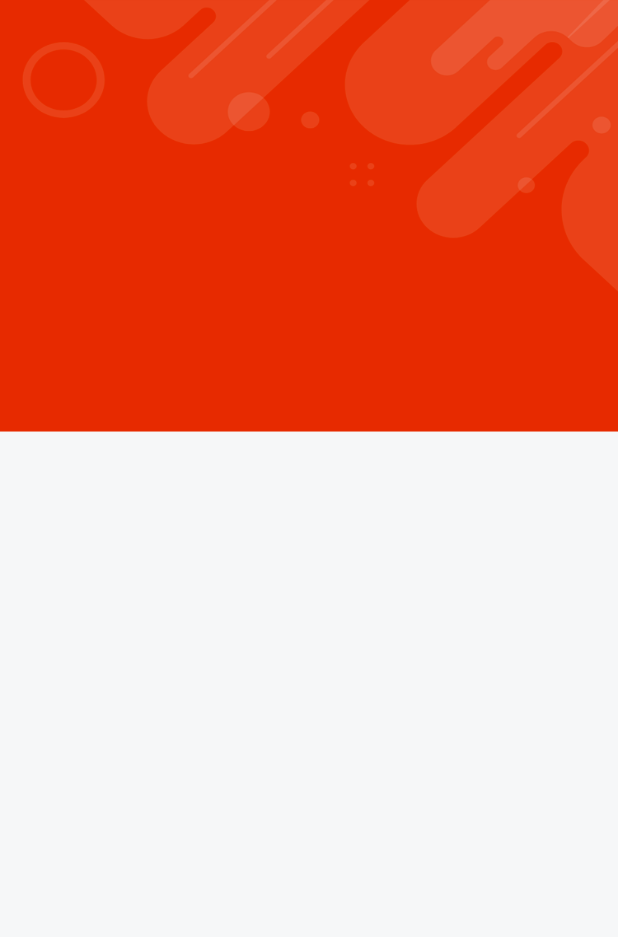
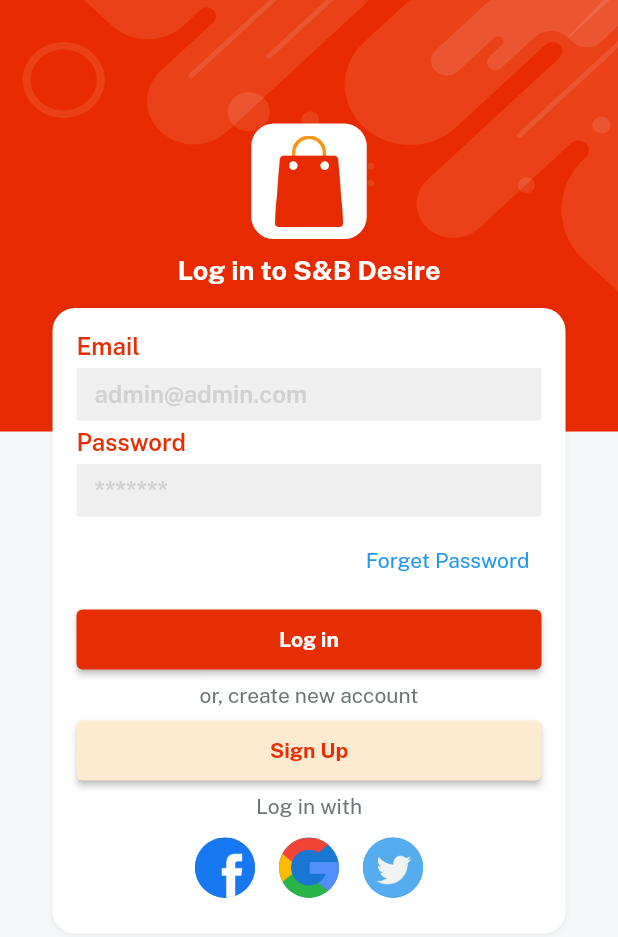
Before and after one commit to avinashbeaz/ecommerce-app, a Flutter app: the screen it shows after launch, on a phone screen of 412 x 824 dp. Shown: the top 937 px of the screen. Run offline on Flutter 3.47's test engine with Material 2 defaults, Android fonts, the phone set to English and light mode, and no system bars; our stand-ins replace get, velocity_x.

Commit message:
done with login and signup ui

```diff
--- a/lib/consts/colors.dart
+++ b/lib/consts/colors.dart
@@ -7,3 +7,4 @@ const Color whiteColor = Color.fromRGBO(255, 255, 255, 1);
 const Color lightGrey = Color.fromRGBO(239, 239, 239, 1);
 const Color redColor = Color.fromRGBO(230, 46, 4, 1);
 const Color golden = Color.fromRGBO(255, 168, 0, 1);
+const Color lightGolden = Color(0xfffEEAD1);
--- /dev/null
+++ b/lib/consts/lists.dart
@@ -0,0 +1,7 @@
+import 'images.dart';
+
+const socialIconList = [
+  icFacebookLogo,
+  icGoogleLogo,
+  icTwitterLogo,
+];
--- a/lib/consts/strings.dart
+++ b/lib/consts/strings.dart
@@ -1,3 +1,18 @@
 const appname = "S&B Desire";
 const appversion = "Version 1.0.0";
 const credits = "Avinash";
+const email = "Email";
+const emailHint = "admin@admin.com";
+const password = "Password";
+const passwordHint = "*******";
+const retypePassword = "Retype Password";
+const name = "Name";
+const nameHint = "bea";
+const forgetPass = "Forget Password";
+const login = "Log in";
+const signup = "Sign Up";
+const createNewAccount = "or, create new account";
+const loginWith = "Log in with";
+const privacyPolicy = "Privacy Policy";
+const termAndCond = "Terms and Conditions";
+const alreadyHaveAccount = "Already have and account? ";
--- a/lib/views/auth_screen/login_screen.dart
+++ b/lib/views/auth_screen/login_screen.dart
@@ -1,5 +1,12 @@
+import 'package:emart_app/consts/consts.dart';
+import 'package:emart_app/views/auth_screen/signup_screen.dart';
 import 'package:emart_app/widgets_common/bg_widget.dart';
 import 'package:flutter/material.dart';
+import 'package:get/get.dart';
+import '../../consts/lists.dart';
+import '../../widgets_common/applogo_wiget.dart';
+import '../../widgets_common/custom_textfield.dart';
+import '../../widgets_common/our_button.dart';
 
 class LoginScreen extends StatelessWidget {
   const LoginScreen({super.key});
@@ -8,7 +15,70 @@ class LoginScreen extends StatelessWidget {
   Widget build(BuildContext context) {
     return bgWidget(
         child: Scaffold(
-      body: Container(),
+      resizeToAvoidBottomInset: false,
+      body: Center(
+        child: Column(
+          children: [
+            (context.screenHeight * 0.1).heightBox,
+            applogoWidget(),
+            10.heightBox,
+            "Log in to $appname".text.fontFamily(bold).white.size(18).make(),
+            15.heightBox,
+            Column(
+              children: [
+                customTextField(hint: emailHint, title: email),
+                customTextField(hint: passwordHint, title: password),
+                Align(
+                  alignment: Alignment.centerRight,
+                  child: TextButton(
+                    onPressed: () {},
+                    child: forgetPass.text.make(),
+                  ),
+                ),
+                5.heightBox,
+                ourButton(
+                        title: login,
+                        color: redColor,
+                        textColor: whiteColor,
+                        onPress: () {})
+                    .box
+                    .width(context.screenWidth - 50)
+                    .make(),
+                5.heightBox,
+                createNewAccount.text.color(fontGrey).make(),
+                5.heightBox,
+                ourButton(
+                    title: signup,
+                    color: lightGolden,
+                    textColor: redColor,
+                    onPress: () {
+                      Get.to(() => const SignupScreen());
+                    }).box.width(context.screenWidth - 50).make(),
+                5.heightBox,
+                loginWith.text.color(fontGrey).make(),
+                5.heightBox,
+                Row(
+                  mainAxisAlignment: MainAxisAlignment.center,
+                  children: List.generate(
+                      3,
+                      (index) => Padding(
+                          padding: const EdgeInsets.all(8.0),
+                          child: CircleAvatar(
+                            child: Image.asset(socialIconList[index]),
+                          ))),
+                )
+              ],
+            )
+                .box
+                .white
+                .rounded
+                .padding(const EdgeInsets.all(16))
+                .width(context.screenWidth - 70)
+                .shadowSm
+                .make()
+          ],
+        ),
+      ),
     ));
   }
 }
--- /dev/null
+++ b/lib/widgets_common/custom_textfield.dart
@@ -0,0 +1,27 @@
+import 'package:emart_app/consts/consts.dart';
+import 'package:flutter/material.dart';
+
+Widget customTextField({String? title, String? hint, controller}) {
+  return Column(
+    crossAxisAlignment: CrossAxisAlignment.start,
+    children: [
+      title!.text.color(redColor).fontFamily(semibold).size(16).make(),
+      5.heightBox,
+      TextFormField(
+        decoration: InputDecoration(
+            hintStyle: const TextStyle(
+              fontFamily: semibold,
+              color: textfieldGrey,
+            ),
+            hintText: hint,
+            isDense: true,
+            fillColor: lightGrey,
+            filled: true,
+            border: InputBorder.none,
+            focusedBorder: const OutlineInputBorder(
+                borderSide: BorderSide(color: redColor))),
+      ),
+      5.heightBox,
+    ],
+  );
+}
--- /dev/null
+++ b/lib/widgets_common/our_button.dart
@@ -0,0 +1,13 @@
+import 'package:emart_app/consts/consts.dart';
+import 'package:flutter/material.dart';
+
+Widget ourButton({title, color, textColor, onPress}) {
+  return ElevatedButton(
+    style: ElevatedButton.styleFrom(
+      backgroundColor: color,
+      padding: const EdgeInsets.all(12),
+    ),
+    onPressed: onPress,
+    child: "$title".text.color(textColor).fontFamily(bold).make(),
+  );
+}
```
Also changed, not shown: lib/views/auth_screen/signup_screen.dart (added, +110 -0 lines).
